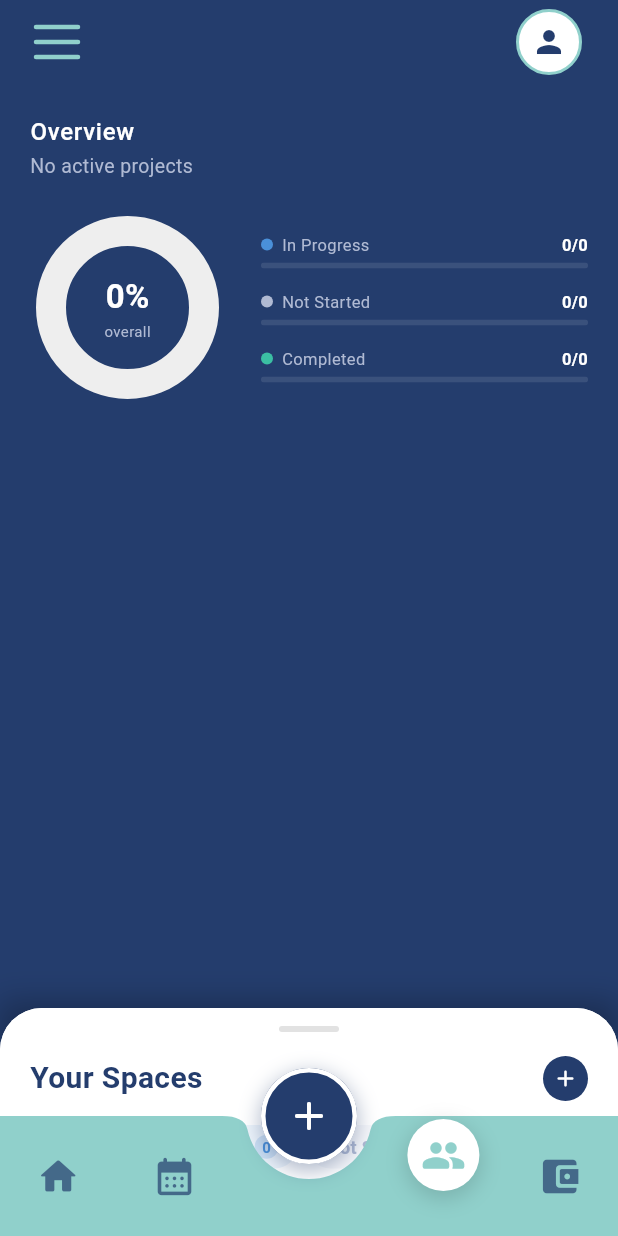
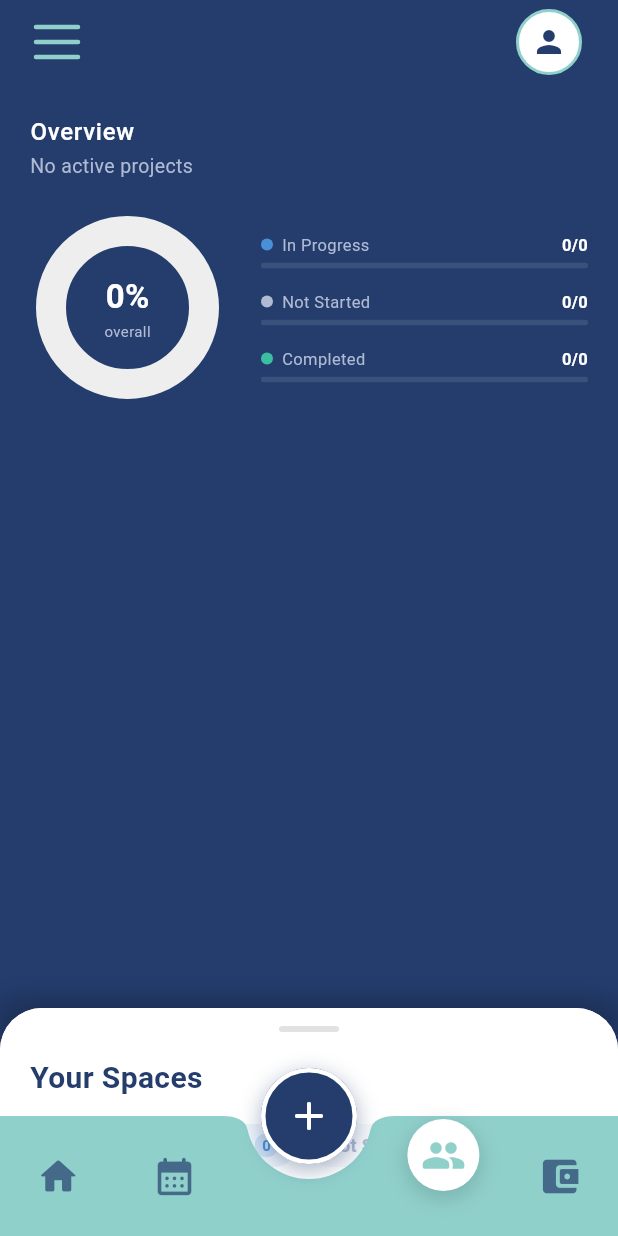
Before and after one commit to lamar-dty/Nibble, a Flutter app: the MainScaffold screen opened by its route, item 3 of the bottom bar chosen, on a phone screen of 412 x 824 dp. Run offline on Flutter 3.47's test engine with Material 3 defaults, Android fonts, the phone set to English and light mode, and no system bars; our stand-ins replace file_picker, flutter_local_notifications, flutter_timezone, shared_preferences, timezone; accounts and stored records are empty; network calls fail; Roboto replaces fonts that are missing (SF Pro Display).

Commit message:
spaces ui sync fixed

```diff
--- a/finals/lib/screens/spaces_screen.dart
+++ b/finals/lib/screens/spaces_screen.dart
@@ -670,7 +670,6 @@ class SpacesScreenState extends State<SpacesScreen>
                     spaces: _spaces,
                     onSpaceTap: _selectSpace,
                     onAdd: _onAddSpace,
-                    onJoin: _onJoinSpace,
                     onDelete: _onDeleteSpace,
                     inProgress: _inProgressCount,
                     completed: _completedCount,
--- a/finals/lib/widgets/spaces/spaces_list_sheet.dart
+++ b/finals/lib/widgets/spaces/spaces_list_sheet.dart
@@ -30,7 +30,6 @@ class SpacesSheet extends StatefulWidget {
   final List<Space> spaces;
   final void Function(Space) onSpaceTap;
   final VoidCallback onAdd;
-  final VoidCallback onJoin;
   final void Function(Space) onDelete;
   final int inProgress;
   final int completed;
@@ -42,7 +41,6 @@ class SpacesSheet extends StatefulWidget {
     required this.spaces,
     required this.onSpaceTap,
     required this.onAdd,
-    required this.onJoin,
     required this.onDelete,
     required this.inProgress,
     required this.completed,
@@ -120,7 +118,6 @@ class _SpacesSheetState extends State<SpacesSheet> {
               inProgress: widget.inProgress,
               completed: widget.completed,
               notStarted: widget.notStarted,
-              onJoin: widget.onJoin,
               onSetFilter: _setFilter,
             ),
           ),
@@ -216,7 +213,6 @@ class _SpacesSheetHeader extends StatelessWidget {
   final int inProgress;
   final int completed;
   final int notStarted;
-  final VoidCallback onJoin;
   final void Function(String?) onSetFilter;
 
   const _SpacesSheetHeader({
@@ -225,7 +221,6 @@ class _SpacesSheetHeader extends StatelessWidget {
     required this.inProgress,
     required this.completed,
     required this.notStarted,
-    required this.onJoin,
     required this.onSetFilter,
   });
 
@@ -260,19 +255,6 @@ class _SpacesSheetHeader extends StatelessWidget {
                     color: kNavyDark,
                     fontSize: 20,
                     fontWeight: FontWeight.bold),
-              ),
-              GestureDetector(
-                onTap: onJoin,
-                child: Container(
-                  width: 30,
-                  height: 30,
-                  decoration: const BoxDecoration(
-                    color: kNavyDark,
-                    shape: BoxShape.circle,
-                  ),
-                  child: const Icon(Icons.add_rounded,
-                      color: kWhite, size: 18),
-                ),
               ),
             ],
           ),
```
Also changed, not shown: finals/lib/store/space_store.dart (+16 -4 lines), finals/lib/store/task_store.dart (+84 -15 lines), finals/lib/widgets/spaces/space_detail_sheet.dart (+19 -12 lines), 1 other file.
